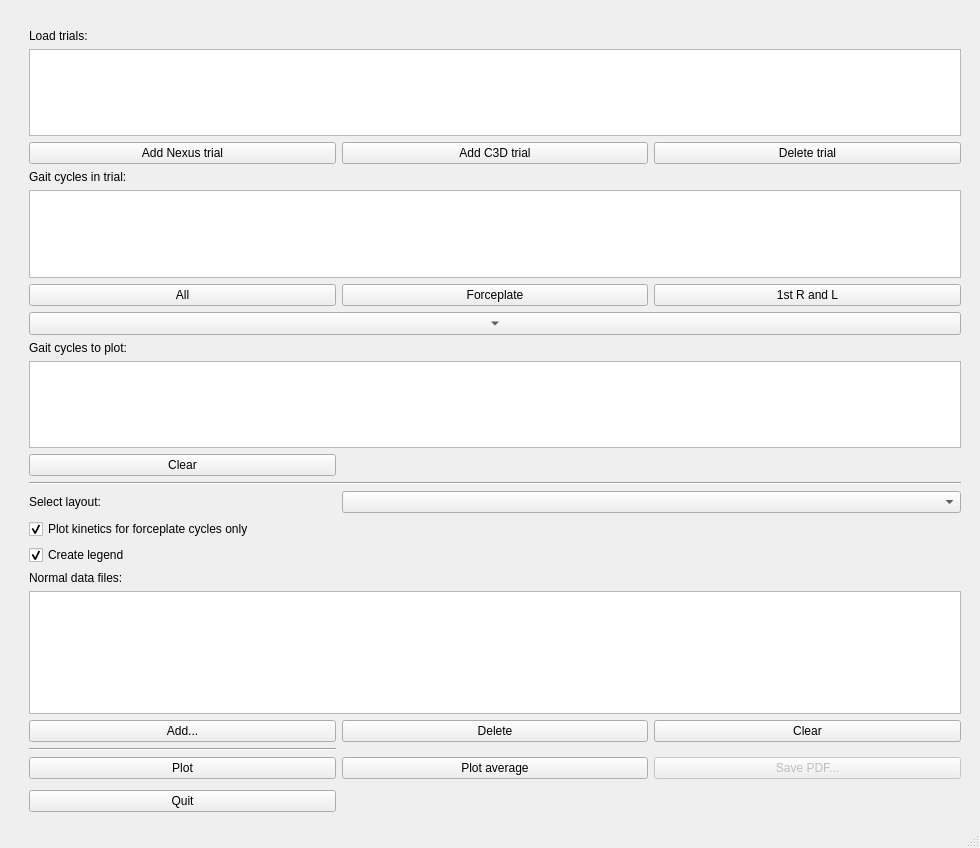
This is plotter_gui.ui in NCH-Motion-Laboratory/gaitutils as Qt 5 draws it before an edit. The edited form follows.
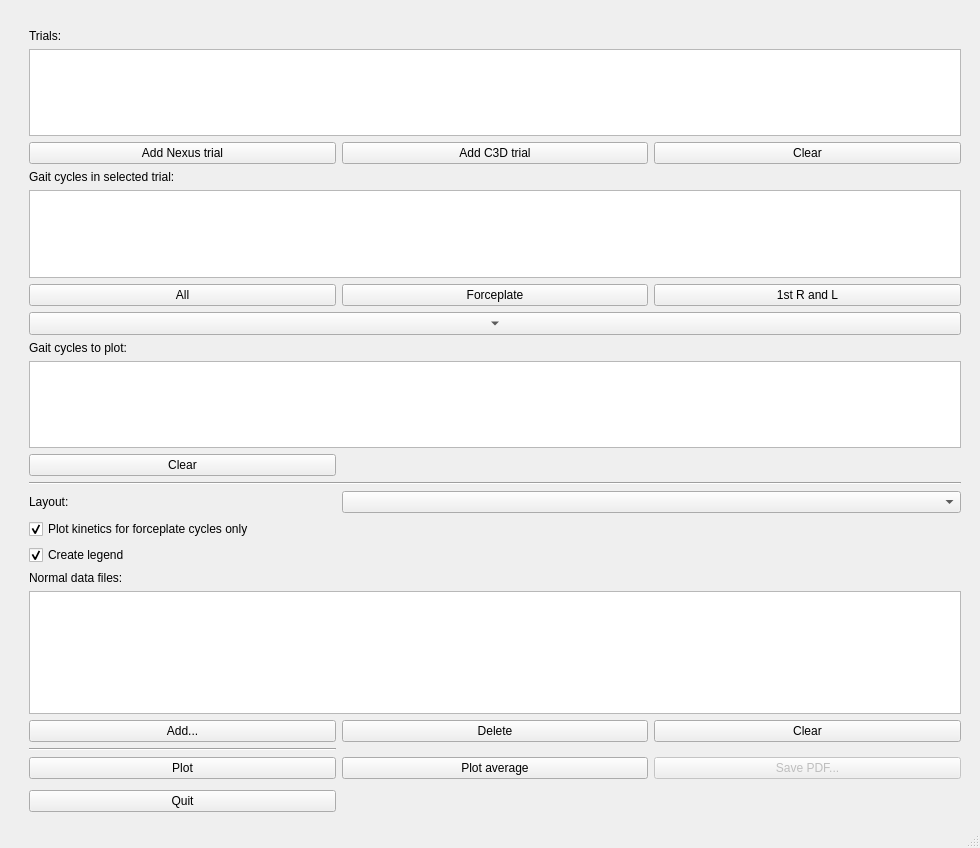
This is the edited form. Custom widgets are drawn as their Qt base class.

Patch:
```diff
--- a/plotter_gui.ui
+++ b/plotter_gui.ui
@@ -20,7 +20,7 @@
       <item row="21" column="1">
        <widget class="QLabel" name="label">
         <property name="text">
-         <string>Select layout:</string>
+         <string>Layout:</string>
         </property>
        </widget>
       </item>
@@ -165,7 +165,7 @@
       <item row="7" column="1">
        <widget class="QLabel" name="label_2">
         <property name="text">
-         <string>Gait cycles in trial:</string>
+         <string>Gait cycles in selected trial:</string>
         </property>
        </widget>
       </item>
@@ -189,7 +189,7 @@
       <item row="1" column="1">
        <widget class="QLabel" name="label_3">
         <property name="text">
-         <string>Load trials:</string>
+         <string>Trials:</string>
         </property>
        </widget>
       </item>
@@ -256,7 +256,7 @@
       <item row="6" column="3">
        <widget class="QPushButton" name="btnDeleteTrial">
         <property name="text">
-         <string>Delete trial</string>
+         <string>Clear</string>
         </property>
        </widget>
       </item>
```
Left out of the diff: 2 changed lines with no effect on the pictures.
